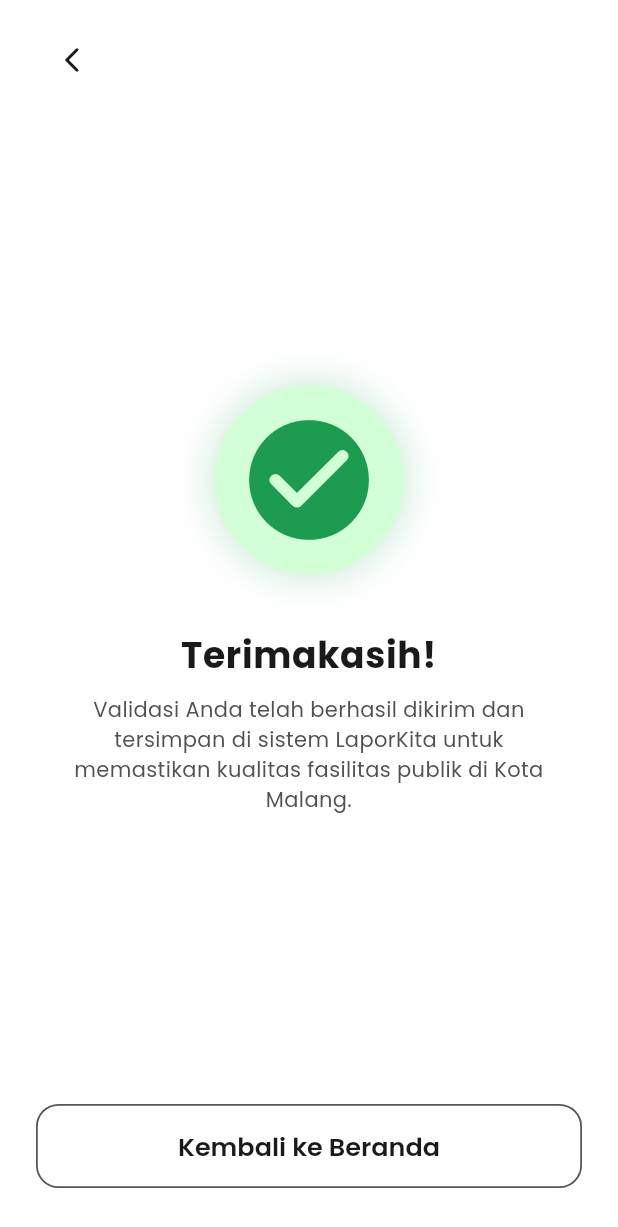
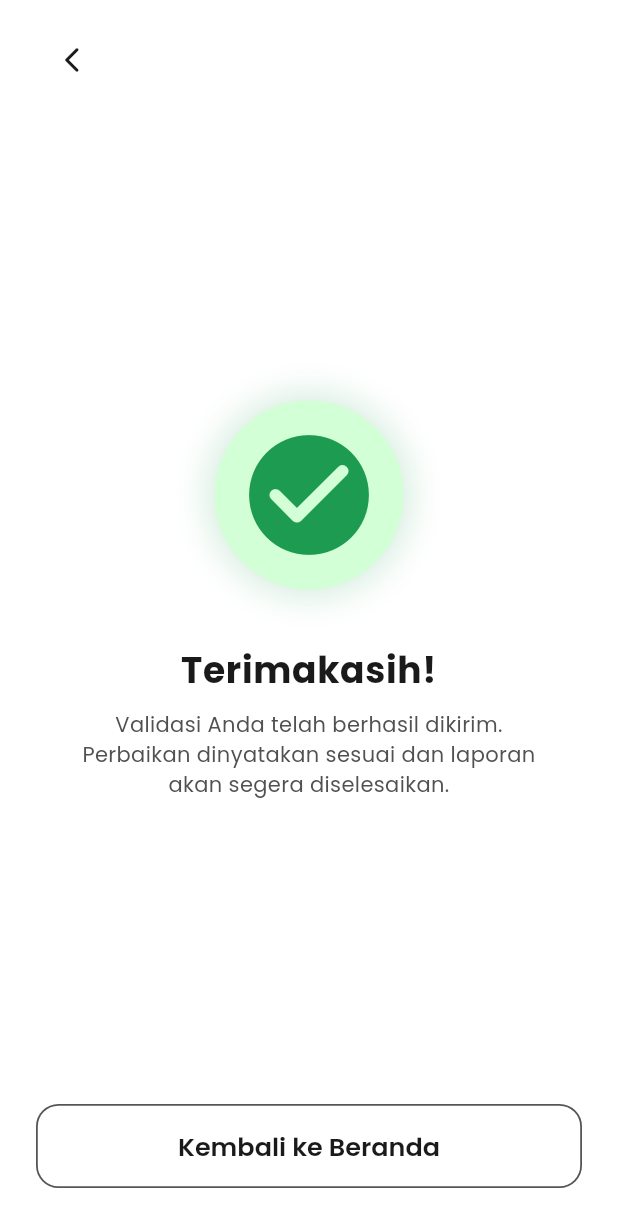
Before and after one commit to elzidanee/laporkita, a Flutter app: the ValidationSuccessScreen screen opened by its route, on a phone screen of 412 x 824 dp. Shown: the top 1227 px of the screen. Run offline on Flutter 3.47's test engine with Material 3 defaults, Android fonts, the phone set to English and light mode, and no system bars; our stand-ins replace camera, dio, equatable, firebase_core, firebase_messaging, flutter_bloc and 11 more; accounts and stored records are empty; network calls fail.

Commit message:
feat: add report repository and citizen validation screens

```diff
--- a/lib/presentation/citizen/validation/validation_success_screen.dart
+++ b/lib/presentation/citizen/validation/validation_success_screen.dart
@@ -11,6 +11,13 @@ class ValidationSuccessScreen extends StatelessWidget {
 
   @override
   Widget build(BuildContext context) {
+    // isValid diteruskan dari BeriValidasiScreen
+    final isValid = reportData?['isValid'] as bool? ?? true;
+
+    final String subtitle = isValid
+        ? 'Validasi Anda telah berhasil dikirim. Perbaikan dinyatakan sesuai dan laporan akan segera diselesaikan.'
+        : 'Validasi Anda telah berhasil dikirim. Laporan akan diproses kembali oleh petugas karena perbaikan belum sesuai.';
+
     return Scaffold(
       backgroundColor: AppColors.white,
       body: SafeArea(
@@ -83,12 +90,12 @@ class ValidationSuccessScreen extends StatelessWidget {
                     ),
                     const SizedBox(height: 10),
 
-                    // Description Subtitle (Figma node 234:1381)
-                    const Padding(
-                      padding: EdgeInsets.symmetric(horizontal: 16),
+                    // Description Subtitle — berbeda berdasarkan is_valid
+                    Padding(
+                      padding: const EdgeInsets.symmetric(horizontal: 16),
                       child: Text(
-                        'Validasi Anda telah berhasil dikirim dan tersimpan di sistem LaporKita untuk memastikan kualitas fasilitas publik di Kota Malang.',
-                        style: TextStyle(
+                        subtitle,
+                        style: const TextStyle(
                           fontSize: 14,
                           color: Color(0xFF515151),
                           height: 1.45,
```
Also changed, not shown: lib/data/repositories/report_repository.dart (+24 -46 lines), lib/presentation/citizen/validation/beri_validasi_screen.dart (+17 -4 lines).
